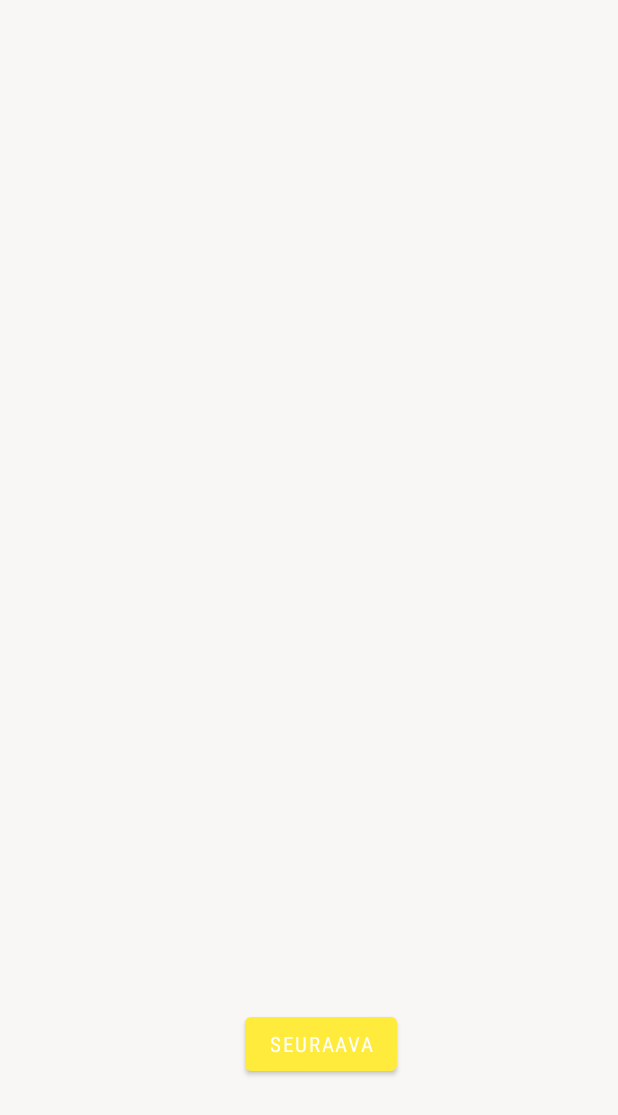
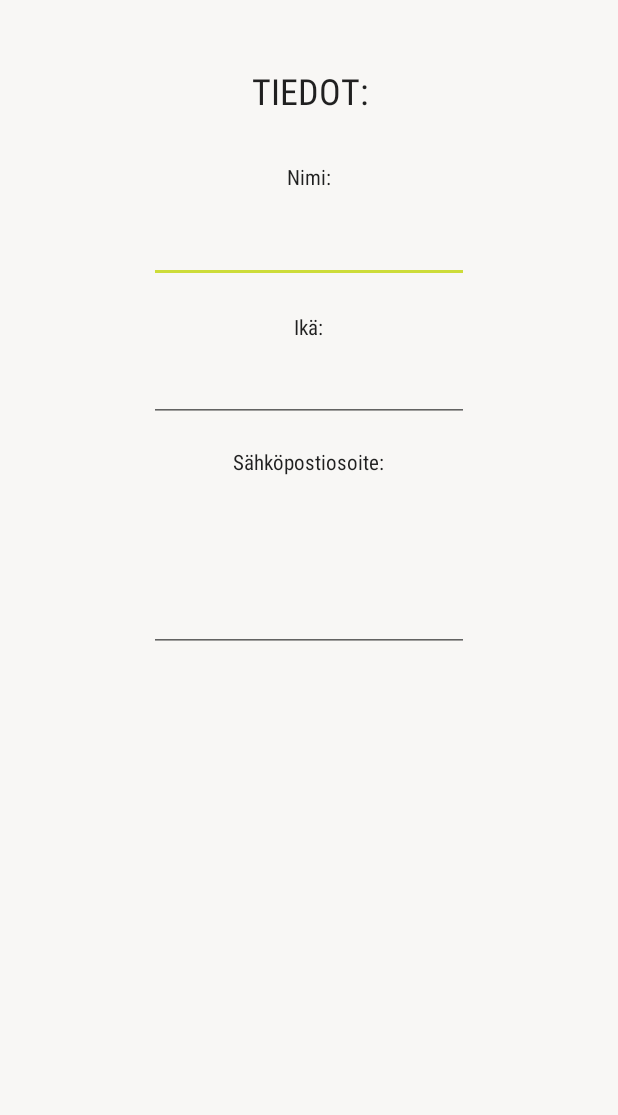
Before and after one commit to Pyrdee/your_Week, an Android app: the layout activity_t_i_e_d_o_t.xml on its own in the app's theme, with its tools: preview values and no code run, on a phone screen of 412 x 824 dp. Shown: the top 1115 px of the screen. Run offline under Robolectric (Android 15) with nearby library versions, the phone set to English and light mode, and no system bars; Roboto replaces fonts that are not available here.

Commit message:
TIEDOT sivu päivitetty ja muutettu idt

```diff
--- a/app/src/main/java/com/example/your_week/TIEDOT.java
+++ b/app/src/main/java/com/example/your_week/TIEDOT.java
@@ -4,8 +4,6 @@ import androidx.appcompat.app.AppCompatActivity;
 
 import android.content.Intent;
 import android.os.Bundle;
-import android.view.View;
-import android.widget.Button;
 import android.widget.TextView;
 
 public class TIEDOT extends AppCompatActivity {
@@ -20,9 +18,9 @@ public class TIEDOT extends AppCompatActivity {
     String text1 = intent.getStringExtra(Intent.EXTRA_TEXT);
     String text2 = intent.getStringExtra(Intent.EXTRA_TEXT);
 
-    TextView textView = (TextView) findViewById(R.id.NAME);
-    TextView tView = (TextView) findViewById(R.id.AGE);
-    TextView teView = (TextView) findViewById(R.id.EMAIL);
+    TextView textView = (TextView) findViewById(R.id.ptUserName);
+    TextView tView = (TextView) findViewById(R.id.ptUserAge);
+    TextView teView = (TextView) findViewById(R.id.ptUserEmail);
 
     textView.setText(text);
     tView.setText(text1);
--- a/app/src/main/res/layout/activity_t_i_e_d_o_t.xml
+++ b/app/src/main/res/layout/activity_t_i_e_d_o_t.xml
@@ -1,42 +1,72 @@
 <RelativeLayout xmlns:android="http://schemas.android.com/apk/res/android"
+    xmlns:app="http://schemas.android.com/apk/res-auto"
     android:layout_width="fill_parent"
     android:layout_height="fill_parent"
     android:background="#F8F7F5">
 
     <TextView
-        android:id="@+id/NAME"
-        android:layout_width="196dp"
-        android:layout_height="62dp"
-        android:layout_above="@+id/AGE"
-        android:layout_marginBottom="4dp"
-        android:fontFamily="monospace"
-        android:lineSpacingExtra="20sp" />
+        android:id="@+id/tvUserInfo"
+        android:layout_width="wrap_content"
+        android:layout_height="wrap_content"
+        android:layout_alignParentTop="true"
+        android:layout_centerHorizontal="true"
+        android:layout_marginTop="44dp"
+        android:gravity="center"
+        android:text="TIEDOT:"
+        android:textSize="24sp" />
 
     <TextView
-        android:id="@+id/AGE"
-        android:layout_width="196dp"
-        android:layout_height="62dp"
-        android:layout_alignParentBottom="true"
-        android:layout_marginBottom="539dp"
-        android:fontFamily="monospace"
-        android:lineSpacingExtra="20sp" />
+        android:id="@+id/tvUserName"
+        android:layout_width="wrap_content"
+        android:layout_height="wrap_content"
+        android:layout_alignParentTop="true"
+        android:layout_centerHorizontal="true"
+        android:layout_marginTop="108dp"
+        android:text="Nimi:" />
 
     <TextView
-        android:id="@+id/EMAIL"
-        android:layout_width="196dp"
-        android:layout_height="62dp"
-        android:layout_alignParentBottom="true"
-        android:layout_marginBottom="472dp"
-        android:fontFamily="monospace"
-        android:lineSpacingExtra="20sp" />
-
-    <Button
-        android:id="@+id/button"
+        android:id="@+id/tvUserAge"
         android:layout_width="wrap_content"
         android:layout_height="wrap_content"
-        android:layout_alignParentEnd="true"
-        android:layout_alignParentBottom="true"
-        android:layout_marginEnd="147dp"
-        android:layout_marginBottom="104dp"
-        android:text="Seuraava" />
+        android:layout_alignParentTop="true"
+        android:layout_centerHorizontal="true"
+        android:layout_marginTop="208dp"
+        android:text="Ikä:" />
+
+    <TextView
+        android:id="@+id/tvUserEmail"
+        android:layout_width="wrap_content"
+        android:layout_height="wrap_content"
+        android:layout_alignParentTop="true"
+        android:layout_centerHorizontal="true"
+        android:layout_marginTop="298dp"
+        android:text="Sähköpostiosoite:" />
+
+    <EditText
+        android:id="@+id/ptUserName"
+        android:layout_width="wrap_content"
+        android:layout_height="wrap_content"
+        android:layout_alignParentTop="true"
+        android:layout_centerHorizontal="true"
+        android:layout_marginTop="143dp"
+        android:ems="10"
+        android:inputType="textPersonName" />
+
+    <EditText
+        android:id="@+id/ptUserAge"
+        android:layout_width="wrap_content"
+        android:layout_height="wrap_content"
+        android:layout_alignParentTop="true"
+        android:layout_centerHorizontal="true"
+        android:layout_marginTop="236dp"
+        android:ems="10"
+        android:inputType="textPersonName" />
+
+    <EditText
+        android:id="@+id/ptUserEmail"
+        android:layout_width="wrap_content"
+        android:layout_height="wrap_content"
+        android:layout_centerInParent="true"
+        android:ems="10"
+        android:inputType="textPersonName" />
 </RelativeLayout>
```
